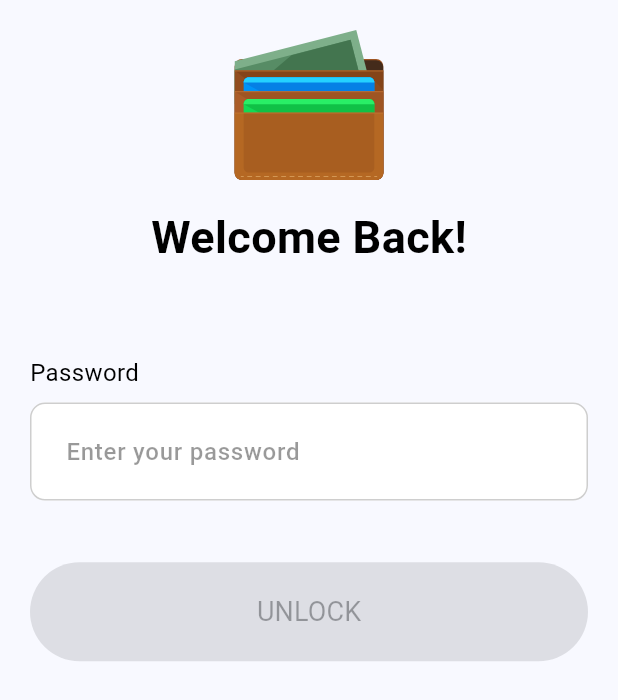
After one commit to iamlionel/flutter_wallet, a Flutter app: the AuthLandingScreen screen opened directly, on a phone screen of 412 x 824 dp. The commit adds this screen. Shown: the top 700 px of the screen. Run offline on Flutter 3.47's test engine with Material 3 defaults, Android fonts, the phone set to English and light mode, and no system bars; our stand-ins replace dotted_border, flutter_riverpod, flutter_secure_storage, flutter_svg, freezed_annotation, go_router and 1 more; missing offline and left inert: bip39, ed25519_hd_key, encrypt, web3dart; accounts and stored records are empty.

Commit message:
login screen

```diff
--- /dev/null
+++ b/lib/data/providers/auth_landing_provider.dart
@@ -0,0 +1,11 @@
+import 'package:flutter_riverpod/flutter_riverpod.dart';
+
+import '../../domain/states/auth_landing_state.dart';
+import 'auth_landing_notifier.dart';
+import 'seed_phrase_provider.dart';
+
+final authLandingProvider =
+    StateNotifierProvider<AuthLandingNotifier, AuthLandingState>((ref) {
+      final repository = ref.watch(phraseRepositoryProvider);
+      return AuthLandingNotifier(phraseRepository: repository);
+    });
--- a/lib/data/providers/seed_phrase_notifier.dart
+++ b/lib/data/providers/seed_phrase_notifier.dart
@@ -51,12 +51,6 @@ class SeedPhraseNotifier extends StateNotifier<SeedPhraseState> {
   }
 
   void validateMnemonics() {
-    // test
-    state = state.copyWith(
-      status: SeedPhraseStatus.success,
-      isMnemonicsValid: true,
-    );
-
     if (state.confirmMnemonics.length != 12) return;
     if (listEquals(state.mnemonics, state.confirmMnemonics)) {
       state = state.copyWith(
--- a/lib/domain/repositories/phrase_repository.dart
+++ b/lib/domain/repositories/phrase_repository.dart
@@ -11,5 +11,9 @@ abstract class PhraseRepository {
 
   Future<void> saveData(WalletModel data, String password);
 
+  Future<WalletModel?> retrieveData(String password);
+
   String getMnemonics();
+
+  Stream<AuthStatus> get status;
 }
--- /dev/null
+++ b/lib/domain/states/auth_landing_state.dart
@@ -0,0 +1,18 @@
+import 'package:freezed_annotation/freezed_annotation.dart';
+
+import '../models/wallet_model.dart';
+
+part 'auth_landing_state.freezed.dart';
+
+enum AuthLandingStatus { initial, failure, loading, success }
+
+@freezed
+abstract class AuthLandingState with _$AuthLandingState {
+  const factory AuthLandingState({
+    @Default('') String password,
+    @Default('') String errorMessage,
+    @Default(false) bool isValid,
+    @Default(WalletModel()) WalletModel wallet,
+    @Default(AuthLandingStatus.initial) AuthLandingStatus status,
+  }) = _AuthLandingState;
+}
--- a/lib/routing/router.dart
+++ b/lib/routing/router.dart
@@ -3,7 +3,7 @@ import 'package:go_router/go_router.dart';
 
 import '../ui/authentication/widgets/create_pin_screen.dart';
 import '../ui/home/widgets/home_screen.dart';
-import '../ui/landing/widgets/landing_screen.dart';
+import '../ui/landing/widgets/splash_screen.dart';
 import '../ui/seed_phrase/widgets/confirm_phrase_screen.dart';
 import '../ui/seed_phrase/widgets/seed_phrase_screen.dart';
 import 'routes.dart';
@@ -14,7 +14,7 @@ final routerProvider = Provider<GoRouter>((ref) {
     routes: [
       GoRoute(
         path: Routes.landing,
-        builder: (context, state) => const LandingScreen(),
+        builder: (context, state) => const SplashScreen(),
       ),
       GoRoute(
         path: Routes.seedPhrase,
--- /dev/null
+++ b/lib/ui/authentication/widgets/auth_landing_screen.dart
@@ -0,0 +1,82 @@
+import 'package:flutter/material.dart';
+import 'package:flutter_riverpod/flutter_riverpod.dart';
+import 'package:flutter_svg/svg.dart';
+import 'package:go_router/go_router.dart';
+
+import '../../../data/providers/app_provider.dart';
+import '../../../data/providers/auth_landing_provider.dart';
+import '../../../domain/states/auth_landing_state.dart';
+import '../../../routing/routes.dart';
+import '../../core/themes/font_weights.dart';
+import '../../core/themes/text_styles.dart';
+import '../../widgets/extension.dart';
+import '../../widgets/input_box.dart';
+import '../../widgets/solid_button.dart';
+
+class AuthLandingScreen extends ConsumerStatefulWidget {
+  @override
+  ConsumerState<ConsumerStatefulWidget> createState() =>
+      _AuthLandingScreenState();
+}
+
+class _AuthLandingScreenState extends ConsumerState<AuthLandingScreen> {
+  @override
+  Widget build(BuildContext context) {
+    final state = ref.watch(authLandingProvider);
+    final notifier = ref.read(authLandingProvider.notifier);
+    ref.listen<AuthLandingState>(authLandingProvider, (previous, next) {
+      if (next.status == AuthLandingStatus.failure) {
+        context.showErrorMessage('Oops an error occur, Try again');
+      } else if (next.status == AuthLandingStatus.success) {
+        ref.read(appProvider.notifier).updateWalletModel(next.wallet);
+        context.push(Routes.home);
+      }
+    });
+
+    return Scaffold(
+      body: SafeArea(
+        child: SingleChildScrollView(
+          padding: EdgeInsets.all(20),
+          child: Column(
+            mainAxisAlignment: MainAxisAlignment.center,
+            children: [
+              SvgPicture.asset('assets/logo.svg', width: 100, height: 100),
+              SizedBox(height: context.minBlockVertical * 2),
+              Text(
+                'Welcome Back!',
+                style: AppTextStyle.headline2.copyWith(
+                  fontWeight: AppFontWeight.bold,
+                ),
+              ),
+              SizedBox(height: context.minBlockVertical * 7),
+              Align(
+                alignment: Alignment.centerLeft,
+                child: Text(
+                  'Password',
+                  style: AppTextStyle.overline.copyWith(),
+                ),
+              ),
+              SizedBox(height: context.minBlockVertical),
+              InputBox(
+                hintText: 'Enter your password',
+                onChanged: notifier.onPasswordChanged,
+                isPassword: true,
+                validator: (value) {
+                  if (value?.isEmpty ?? true) {
+                    return 'Password is required';
+                  }
+                  return null;
+                },
+              ),
+              SizedBox(height: context.minBlockVertical * 5),
+              SolidButton(
+                text: 'Unlock',
+                onPressed: state.isValid ? () => notifier.onSubmitted() : null,
+              ),
+            ],
+          ),
+        ),
+      ),
+    );
+  }
+}
--- a/lib/ui/authentication/widgets/create_pin_screen.dart
+++ b/lib/ui/authentication/widgets/create_pin_screen.dart
@@ -2,6 +2,7 @@ import 'package:flutter/material.dart';
 import 'package:flutter_riverpod/flutter_riverpod.dart';
 import 'package:go_router/go_router.dart';
 
+import '../../../data/providers/app_provider.dart';
 import '../../../data/providers/create_pin_provider.dart';
 import '../../../domain/states/create_pin_state.dart';
 import '../../../routing/routes.dart';
@@ -29,7 +30,7 @@ class _CreatePinState extends ConsumerState<CreatePinScreen> {
       if (next.status == CreatePinStatus.failure) {
         context.showErrorMessage('Oops an error occur, Try again');
       } else if (next.status == CreatePinStatus.success) {
-        //todo udpate model
+        ref.read(appProvider.notifier).updateWalletModel(next.wallet);
         context.push(Routes.home);
       }
     });
```
Also changed, not shown: lib/data/providers/app_notifier.dart (added, +33 -0 lines), lib/data/providers/app_provider.dart (added, +9 -0 lines), lib/data/providers/auth_landing_notifier.dart (added, +53 -0 lines), lib/data/repositories/phrase_repository_impl.dart (+36 -0 lines), lib/domain/states/app_state.dart (added, +14 -0 lines), lib/ui/landing/widgets/splash_screen.dart (+15 -4 lines), lib/domain/states/app_state.freezed.dart (added), lib/domain/states/auth_landing_state.freezed.dart (added), lib/domain/states/create_pin_state.freezed.dart.
